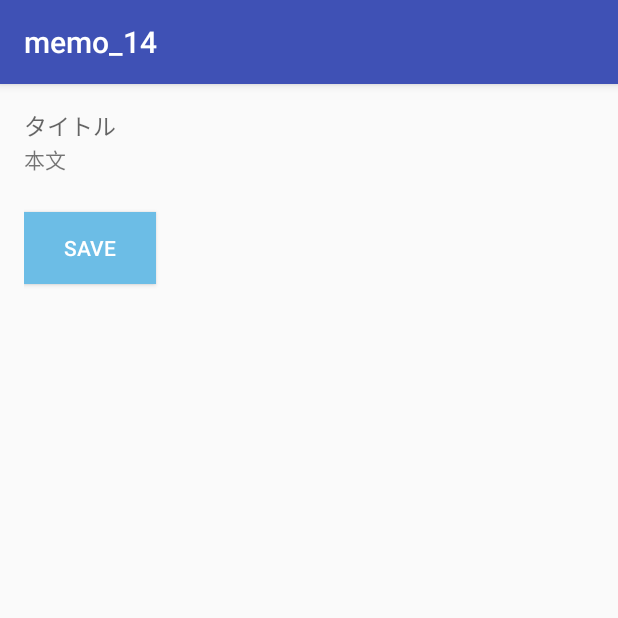
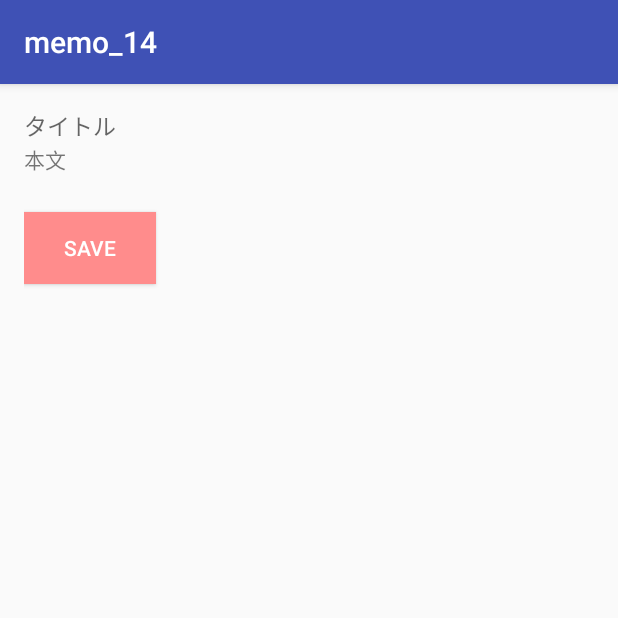
Before and after one commit to KotoneHamataka/TestFromText, an Android app: the MemoActivity screen opened directly, with no data from a screen before it, on a phone screen of 412 x 824 dp, the top half of it. Run offline under Robolectric (Android 15) with nearby library versions, the phone set to English and light mode, and no system bars.

Commit message:
Changed color

```diff
--- a/app/src/main/res/layout/activity_memo.xml
+++ b/app/src/main/res/layout/activity_memo.xml
@@ -42,7 +42,7 @@
             android:text="save"
             android:id="@+id/button2"
             android:onClick="save"
-            android:background="#ff6cbde6"
+            android:background="#ff8c8c"
             android:textColor="@android:color/white" />
 
     </LinearLayout>
```
